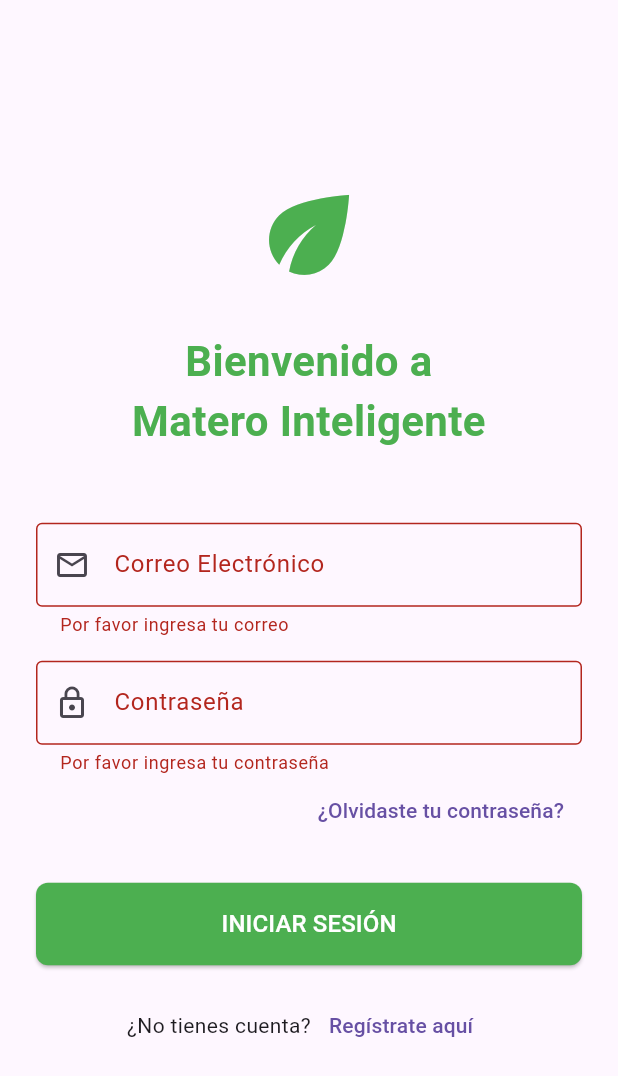
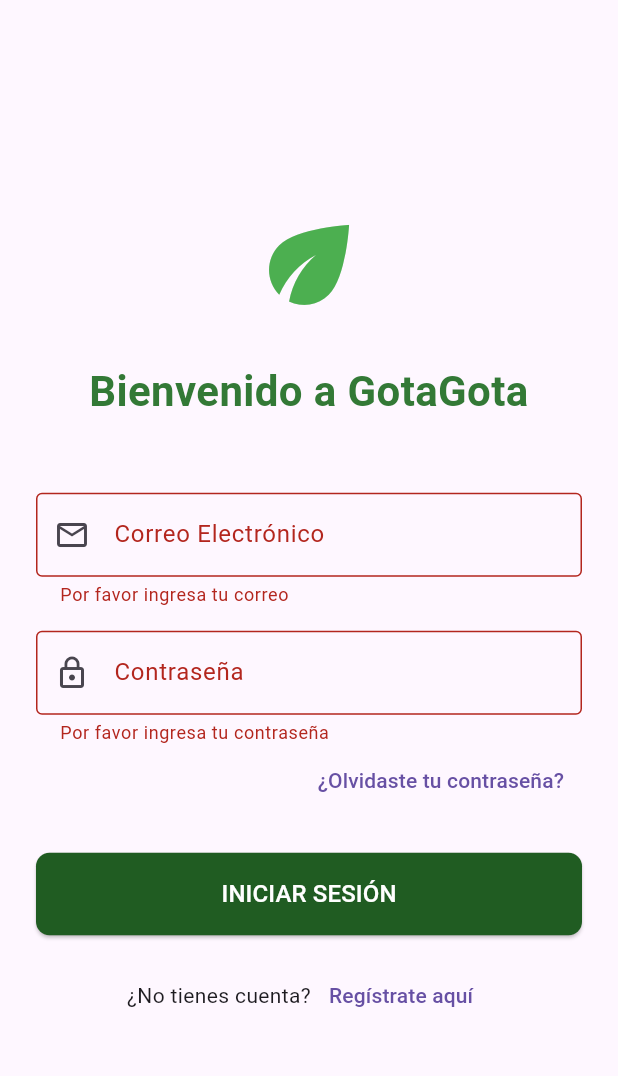
Before and after one commit to ramf99dev/matero-inteligente, a Flutter app: the screen it shows after launch, after a tap on "INICIAR SESIÓN", on a phone screen of 412 x 824 dp. Shown: the top 1076 px of the screen. Run offline on Flutter 3.47's test engine with Material 3 defaults, Android fonts, the phone set to English and light mode, and no system bars; our stand-ins replace flutter_dotenv, image_picker, logger, supabase_flutter; accounts and stored records are empty.

Commit message:
Ajustes datos

```diff
--- a/lib/main.dart
+++ b/lib/main.dart
@@ -38,8 +38,9 @@ class MyApp extends StatelessWidget {
         builder: (context, snapshot) {
           if (snapshot.connectionState == ConnectionState.waiting) {
             return const Scaffold(
-              body:
-                  Center(child: CircularProgressIndicator(color: Colors.green)),
+              body: Center(
+                  child: CircularProgressIndicator(
+                      color: Color.fromARGB(255, 44, 110, 46))),
             );
           }
 
--- a/lib/screens/auth/login_screen.dart
+++ b/lib/screens/auth/login_screen.dart
@@ -35,13 +35,13 @@ class _LoginScreenState extends State<LoginScreen> {
         _emailController.text.trim(),
         _passwordController.text.trim(),
       );
-      // Navigation is handled by auth state listener in main.dart
+      // La navegación es manejada por el llamador del estado de autenticación en main.dart
     } on AuthException catch (e) {
       if (mounted) {
         ScaffoldMessenger.of(context).showSnackBar(
           SnackBar(
             content: Text(e.message),
-            backgroundColor: Colors.red,
+            backgroundColor: const Color.fromARGB(255, 178, 43, 34),
           ),
         );
       }
@@ -50,7 +50,7 @@ class _LoginScreenState extends State<LoginScreen> {
         ScaffoldMessenger.of(context).showSnackBar(
           const SnackBar(
             content: Text('Error inesperado al iniciar sesión'),
-            backgroundColor: Colors.red,
+            backgroundColor: Color.fromARGB(255, 197, 48, 37),
           ),
         );
       }
@@ -75,12 +75,12 @@ class _LoginScreenState extends State<LoginScreen> {
                   const Icon(Icons.eco, size: 80, color: Colors.green),
                   const SizedBox(height: 24),
                   const Text(
-                    'Bienvenido a\nMatero Inteligente',
+                    'Bienvenido a GotaGota',
                     textAlign: TextAlign.center,
                     style: TextStyle(
                       fontSize: 28,
                       fontWeight: FontWeight.bold,
-                      color: Colors.green,
+                      color: Color.fromARGB(255, 51, 121, 54),
                     ),
                   ),
                   const SizedBox(height: 48),
@@ -133,11 +133,11 @@ class _LoginScreenState extends State<LoginScreen> {
                   ElevatedButton(
                     onPressed: _isLoading ? null : _login,
                     style: ElevatedButton.styleFrom(
-                      backgroundColor: Colors.green,
+                      backgroundColor: const Color.fromARGB(255, 32, 92, 34),
                       foregroundColor: Colors.white,
                       padding: const EdgeInsets.symmetric(vertical: 16),
                       shape: RoundedRectangleBorder(
-                        borderRadius: BorderRadius.circular(8),
+                        borderRadius: BorderRadius.circular(9),
                       ),
                     ),
                     child: _isLoading
```
Also changed, not shown: lib/screens/dashboard/dashboard_screen.dart (+6 -5 lines), lib/services/matero_service.dart (+2 -12 lines), 2 other files.
